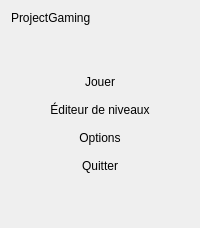
Qt form Source/Elements/UI/MainMenu.ui (azertval/ProjectGaming) before a commit.
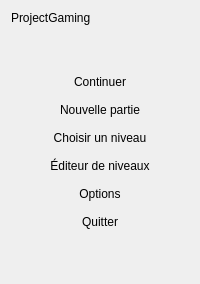
The same form after that commit.

Commit message: LOT-59 — Boucle de jeu complète : pause, fin de niveau, progression (#88)

```diff
--- a/Source/Elements/UI/MainMenu.ui
+++ b/Source/Elements/UI/MainMenu.ui
@@ -22,7 +22,21 @@
    <item>
     <widget class="QPushButton" name="playButton">
      <property name="cursor"><cursorShape>PointingHandCursor</cursorShape></property>
-     <property name="text"><string>Jouer</string></property>
+     <property name="text"><string>Continuer</string></property>
+     <property name="flat"><bool>true</bool></property>
+    </widget>
+   </item>
+   <item>
+    <widget class="QPushButton" name="newGameButton">
+     <property name="cursor"><cursorShape>PointingHandCursor</cursorShape></property>
+     <property name="text"><string>Nouvelle partie</string></property>
+     <property name="flat"><bool>true</bool></property>
+    </widget>
+   </item>
+   <item>
+    <widget class="QPushButton" name="selectLevelButton">
+     <property name="cursor"><cursorShape>PointingHandCursor</cursorShape></property>
+     <property name="text"><string>Choisir un niveau</string></property>
      <property name="flat"><bool>true</bool></property>
     </widget>
    </item>
```
Left out of the diff: 4 changed lines with no effect on the pictures. The commit also changes 55 other files.
